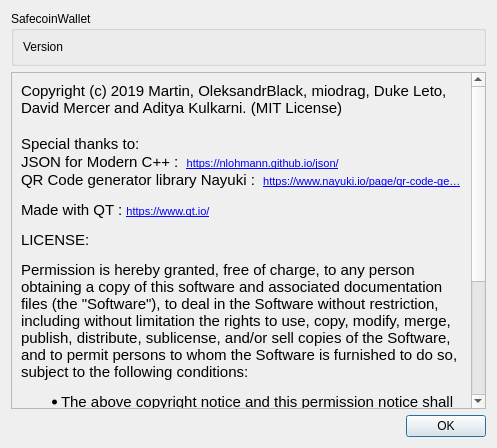
Before: the Qt Designer form src/about.ui in zerocurrencycoin/zerowallet, drawn with Qt 5.
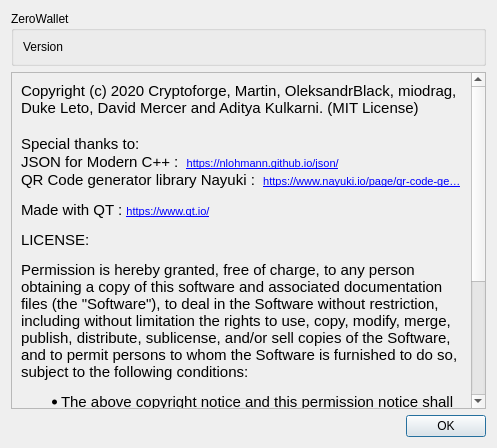
After: the same form once the commit is applied.

Commit message: port to zero

The edit to the form file:
```diff
--- a/src/about.ui
+++ b/src/about.ui
@@ -17,7 +17,7 @@
    <item>
     <widget class="QGroupBox" name="groupBox">
      <property name="title">
-      <string notr="true">SafecoinWallet</string>
+      <string notr="true">ZeroWallet</string>
      </property>
      <layout class="QVBoxLayout" name="verticalLayout_2">
       <item>
@@ -52,7 +52,7 @@
 &lt;html&gt;&lt;head&gt;&lt;meta name=&quot;qrichtext&quot; content=&quot;1&quot; /&gt;&lt;style type=&quot;text/css&quot;&gt;
 p, li { white-space: pre-wrap; }
 &lt;/style&gt;&lt;/head&gt;&lt;body style=&quot; font-family:'MS Shell Dlg 2'; font-size:8pt; font-weight:400; font-style:normal;&quot;&gt;
-&lt;p style=&quot; margin-top:0px; margin-bottom:0px; margin-left:0px; margin-right:0px; -qt-block-indent:0; text-indent:0px;&quot;&gt;&lt;span style=&quot; font-family:'Ubuntu'; font-size:11pt;&quot;&gt;Copyright (c) 2019 Martin, OleksandrBlack, miodrag, Duke Leto, David Mercer and Aditya Kulkarni. (MIT License)&lt;/span&gt;&lt;/p&gt;
+&lt;p style=&quot; margin-top:0px; margin-bottom:0px; margin-left:0px; margin-right:0px; -qt-block-indent:0; text-indent:0px;&quot;&gt;&lt;span style=&quot; font-family:'Ubuntu'; font-size:11pt;&quot;&gt;Copyright (c) 2020 Cryptoforge, Martin, OleksandrBlack, miodrag, Duke Leto, David Mercer and Aditya Kulkarni. (MIT License)&lt;/span&gt;&lt;/p&gt;
 &lt;p style=&quot;-qt-paragraph-type:empty; margin-top:0px; margin-bottom:0px; margin-left:0px; margin-right:0px; -qt-block-indent:0; text-indent:0px; font-family:'Ubuntu'; font-size:11pt;&quot;&gt;&lt;br /&gt;&lt;/p&gt;
 &lt;p style=&quot; margin-top:0px; margin-bottom:0px; margin-left:0px; margin-right:0px; -qt-block-indent:0; text-indent:0px;&quot;&gt;&lt;span style=&quot; font-family:'Ubuntu'; font-size:11pt;&quot;&gt;Special thanks to:&lt;/span&gt;&lt;/p&gt;
 &lt;p style=&quot; margin-top:0px; margin-bottom:0px; margin-left:0px; margin-right:0px; -qt-block-indent:0; text-indent:0px;&quot;&gt;&lt;span style=&quot; font-family:'Ubuntu'; font-size:11pt;&quot;&gt;JSON for Modern C++ :  &lt;/span&gt;&lt;a href=&quot;https://nlohmann.github.io/json/&quot;&gt;&lt;span style=&quot; font-family:'MS Shell Dlg 2'; text-decoration: underline; color:#0000ff;&quot;&gt;https://nlohmann.github.io/json/&lt;/span&gt;&lt;/a&gt;&lt;/p&gt;
```
The commit also changes 91 other files.
